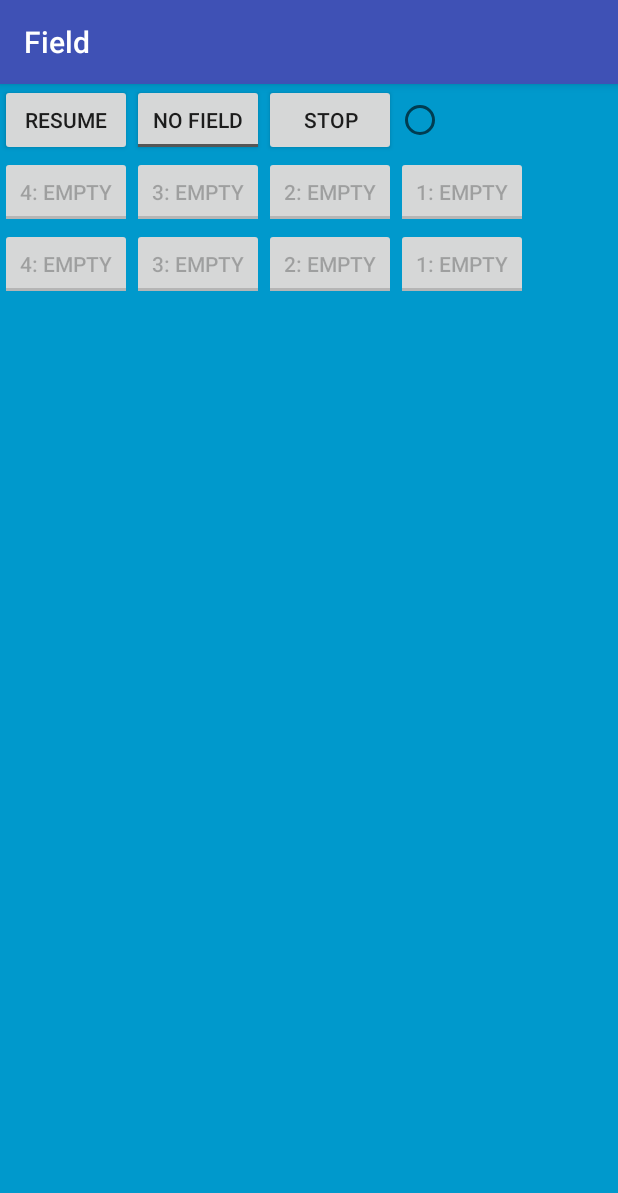
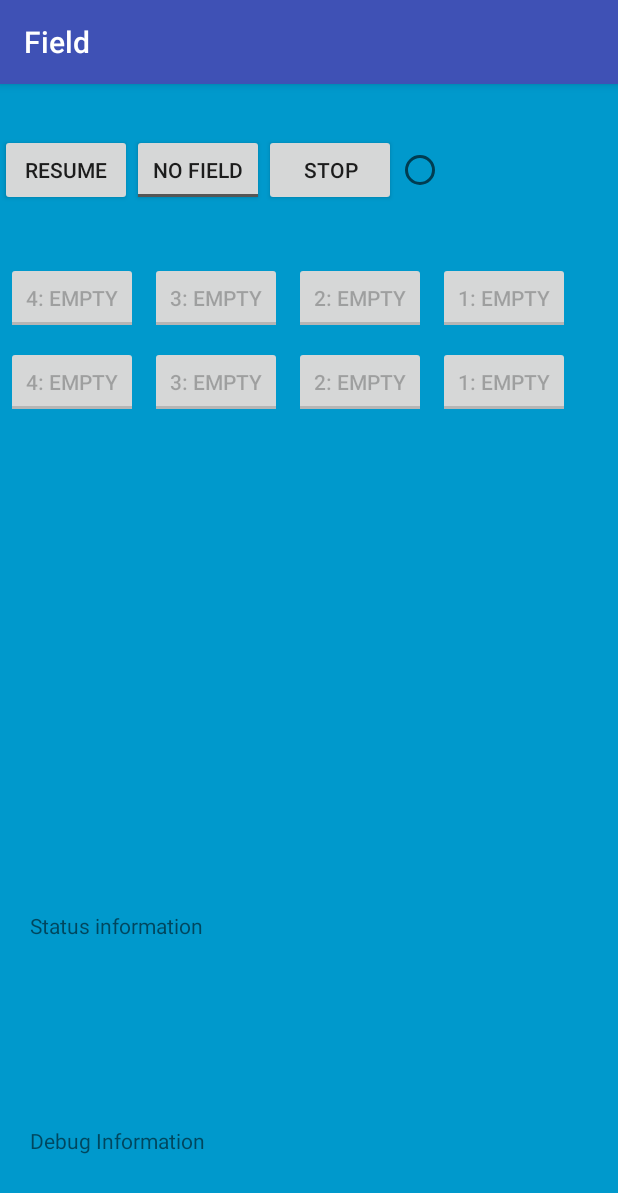
Before and after one commit to GompeiAndTheBrobots/2K1Field, an Android app: the screen it shows after launch (Main), on a phone screen of 412 x 824 dp. Shown: the top 1193 px of the screen. Run offline under Robolectric (Android 15) with nearby library versions, the phone set to English and light mode, and no system bars.

Commit message:
Formatted debug and status text view
cleaned up some bt stuff also

```diff
--- a/app/src/main/java/com/example/ikeandmike/field/BTCommunicator.java
+++ b/app/src/main/java/com/example/ikeandmike/field/BTCommunicator.java
@@ -132,7 +132,7 @@ public class BTCommunicator implements BluetoothConnectionCallback {
         readDataTask.execute();
     }
 
-    public void stopListeneing(){
+    public void stopListening(){
         readDataTask.cancel(true);
     }
 
--- a/app/src/main/java/com/example/ikeandmike/field/Main.java
+++ b/app/src/main/java/com/example/ikeandmike/field/Main.java
@@ -50,19 +50,19 @@ public class Main extends AppCompatActivity implements BluetoothConnectionCallba
                 findViewById(R.id.Supply3).setEnabled(isChecked);
                 findViewById(R.id.Supply4).setEnabled(isChecked);
 
-                if(!isChecked) { //Manual mode enabled
+                if (!isChecked) { //Manual mode enabled
                     //All buttons set off
-                    ((ToggleButton)findViewById(R.id.Storage1)).setChecked(false);
-                    ((ToggleButton)findViewById(R.id.Storage2)).setChecked(false);
-                    ((ToggleButton)findViewById(R.id.Storage3)).setChecked(false);
-                    ((ToggleButton)findViewById(R.id.Storage4)).setChecked(false);
-                    ((ToggleButton)findViewById(R.id.Supply1)).setChecked(false);
-                    ((ToggleButton)findViewById(R.id.Supply2)).setChecked(false);
-                    ((ToggleButton)findViewById(R.id.Supply3)).setChecked(false);
-                    ((ToggleButton)findViewById(R.id.Supply4)).setChecked(false);
+                    ((ToggleButton) findViewById(R.id.Storage1)).setChecked(false);
+                    ((ToggleButton) findViewById(R.id.Storage2)).setChecked(false);
+                    ((ToggleButton) findViewById(R.id.Storage3)).setChecked(false);
+                    ((ToggleButton) findViewById(R.id.Storage4)).setChecked(false);
+                    ((ToggleButton) findViewById(R.id.Supply1)).setChecked(false);
+                    ((ToggleButton) findViewById(R.id.Supply2)).setChecked(false);
+                    ((ToggleButton) findViewById(R.id.Supply3)).setChecked(false);
+                    ((ToggleButton) findViewById(R.id.Supply4)).setChecked(false);
                     //Field set to 0
                     FieldState state = FieldState.getInstance();
-                    state.setStorageSupplyByte((byte)0);
+                    state.setStorageSupplyByte((byte) 0);
                 }
             }
         });
@@ -134,7 +134,7 @@ public class Main extends AppCompatActivity implements BluetoothConnectionCallba
     @Override
     protected void onDestroy(){
         super.onDestroy();
-        comms.stopListeneing();
+        comms.stopListening();
         comms.close();
     }
 
--- a/app/src/main/java/com/example/ikeandmike/field/ReadRobotDataTask.java
+++ b/app/src/main/java/com/example/ikeandmike/field/ReadRobotDataTask.java
@@ -65,17 +65,13 @@ public class ReadRobotDataTask extends AsyncTask<Void, byte[], Void> {
             properType = BTProtocol.Type.HEARTBEAT;
         }
         else if (type == BTProtocol.Type.ALERT.id()){
-            Log.e(getClass().toString(), "alert");
             properType = BTProtocol.Type.ALERT;
         }
         else if (type == BTProtocol.Type.STATUS.id()) {
-            Log.e(getClass().toString(), "status");
             properType = BTProtocol.Type.STATUS;
         }
         else if (type == BTProtocol.Type.OTHER.id()){
-            Log.e(getClass().toString(), "other?");
             properType = BTProtocol.Type.OTHER;
-
         }
         else {
             for (BluetoothMessageCallback listener : listeners) {
--- a/app/src/main/res/layout/activity_fullscreen.xml
+++ b/app/src/main/res/layout/activity_fullscreen.xml
@@ -1,155 +1,174 @@
-<FrameLayout xmlns:android="http://schemas.android.com/apk/res/android"
-    xmlns:tools="http://schemas.android.com/tools" android:layout_width="match_parent"
-    android:layout_height="match_parent" android:background="#0099cc"
+<LinearLayout xmlns:android="http://schemas.android.com/apk/res/android"
+              xmlns:tools="http://schemas.android.com/tools"
+              android:layout_width="match_parent"
+              android:layout_height="match_parent"
+              android:background="#0099cc"
+              android:orientation="vertical"
+              android:weightSum="1"
               tools:context=".FullscreenActivity">
 
-    <!-- The primary full-screen view. This can be replaced with whatever view
-         is needed to present your content, e.g. VideoView, SurfaceView,
-         TextureView, etc. -->
-
-    <!-- This FrameLayout insets its children based on system windows using
-         android:fitsSystemWindows. -->
-
     <LinearLayout
-        android:orientation="vertical"
+        android:layout_weight="0.15"
         android:layout_width="match_parent"
-        android:layout_height="match_parent"
-        android:layout_gravity="center">
-
-        <LinearLayout
-            android:orientation="horizontal"
-            android:layout_width="match_parent"
-            android:layout_height="wrap_content"
+        android:layout_height="0dp"
         android:layout_gravity="center_horizontal"
-            android:weightSum="1">
+        android:id="@+id/header"
+        android:gravity="center_vertical"
+        android:orientation="horizontal">
 
         <Button
+            android:id="@+id/Resume"
             android:layout_width="wrap_content"
             android:layout_height="wrap_content"
-                android:text="Resume"
-                android:id="@+id/Resume"
-                android:onClick="updateState"/>
+            android:onClick="updateState"
+            android:text="Resume"/>
 
         <ToggleButton
+            android:id="@+id/toggleField"
             android:layout_width="wrap_content"
             android:layout_height="wrap_content"
+            android:checked="false"
             android:text="Toggle Field"
             android:textOff="No Field"
-                android:textOn="Field"
-                android:id="@+id/toggleField"
-                android:checked="false" />
+            android:textOn="Field"/>
 
         <Button
+            android:id="@+id/Stop"
             android:layout_width="wrap_content"
             android:layout_height="wrap_content"
-                android:text="STOP"
-                android:id="@+id/Stop"
-                android:onClick="updateState"/>
+            android:onClick="updateState"
+            android:text="STOP"/>
 
         <RadioButton
+            android:id="@+id/heartbeatIndicator"
             android:layout_width="wrap_content"
-                android:layout_height="wrap_content"
-                android:id="@+id/heartbeatIndicator"/>
+            android:layout_height="wrap_content"/>
 
     </LinearLayout>
 
     <GridLayout
         android:layout_width="match_parent"
-            android:layout_height="match_parent"
-            android:layout_gravity="center_horizontal"
+        android:layout_height="0dp"
+        android:id="@+id/buttons"
+        android:layout_weight="0.45"
         android:columnCount="4"
-            android:rowCount="2">
+        android:rowCount="2"
+        android:useDefaultMargins="true">
 
         <ToggleButton
+            android:id="@+id/Supply4"
             android:layout_width="wrap_content"
             android:layout_height="wrap_content"
+            android:checked="false"
+            android:enabled="false"
+            android:onClick="updateState"
             android:text="Supply 4"
-                android:id="@+id/Supply4"
             android:textOff="4: Empty"
-                android:textOn="4: Full"
-                android:onClick="updateState"
-                android:enabled="false"
-                android:checked="false" />
+            android:textOn="4: Full"/>
 
         <ToggleButton
+            android:id="@+id/Supply3"
             android:layout_width="wrap_content"
             android:layout_height="wrap_content"
+            android:checked="false"
+            android:enabled="false"
+            android:onClick="updateState"
             android:text="Supply 3"
-                android:id="@+id/Supply3"
             android:textOff="3: Empty"
-                android:textOn="3: Full"
-                android:onClick="updateState"
-                android:enabled="false"
-                android:checked="false" />
+            android:textOn="3: Full"/>
 
         <ToggleButton
+            android:id="@+id/Supply2"
             android:layout_width="wrap_content"
             android:layout_height="wrap_content"
+            android:checked="false"
+            android:enabled="false"
+            android:onClick="updateState"
             android:text="Supply 2"
-                android:id="@+id/Supply2"
             android:textOff="2: Empty"
-                android:textOn="2: Full"
-                android:onClick="updateState"
-                android:enabled="false"
-                android:checked="false" />
+            android:textOn="2: Full"/>
 
         <ToggleButton
+            android:id="@+id/Supply1"
             android:layout_width="wrap_content"
             android:layout_height="wrap_content"
+            android:checked="false"
+            android:enabled="false"
+            android:onClick="updateState"
             android:text="Supply 1"
-                android:id="@+id/Supply1"
             android:textOff="1: Empty"
-                android:textOn="1: Full"
-                android:onClick="updateState"
-                android:enabled="false"
-                android:checked="false" />
+            android:textOn="1: Full"/>
 
         <ToggleButton
+            android:id="@+id/Storage4"
             android:layout_width="wrap_content"
             android:layout_height="wrap_content"
+            android:checked="false"
+            android:enabled="false"
+            android:onClick="updateState"
             android:text="Storage 4"
-                android:id="@+id/Storage4"
             android:textOff="4: Empty"
-                android:textOn="4: Full"
-                android:onClick="updateState"
-                android:enabled="false"
-                android:checked="false" />
+            android:textOn="4: Full"/>
 
         <ToggleButton
+            android:id="@+id/Storage3"
             android:layout_width="wrap_content"
             android:layout_height="wrap_content"
+            android:checked="false"
+            android:enabled="false"
+            android:onClick="updateState"
             android:text="Storage 3"
-                android:id="@+id/Storage3"
             android:textOff="3: Empty"
-                android:textOn="3: Full"
-                android:onClick="updateState"
-                android:enabled="false"
-                android:checked="false" />
+            android:textOn="3: Full"/>
 
         <ToggleButton
+            android:id="@+id/Storage2"
             android:layout_width="wrap_content"
             android:layout_height="wrap_content"
+            android:checked="false"
+            android:enabled="false"
+            android:onClick="updateState"
             android:text="Storage 2"
-                android:id="@+id/Storage2"
             android:textOff="2: Empty"
-                android:textOn="2: Full"
-                android:onClick="updateState"
-                android:enabled="false"
-                android:checked="false" />
+            android:textOn="2: Full"/>
 
         <ToggleButton
+            android:id="@+id/Storage1"
             android:layout_width="wrap_content"
             android:layout_height="wrap_content"
+            android:checked="false"
+            android:enabled="false"
+            android:onClick="updateState"
             android:text="Storage 1"
-                android:id="@+id/Storage1"
             android:textOff="1: Empty"
-                android:textOn="1: Full"
-                android:onClick="updateState"
-                android:enabled="false"
-                android:checked="false" />
+            android:textOn="1: Full"/>
 
     </GridLayout>
 
+    <LinearLayout
+        android:layout_width="match_parent"
+        android:gravity="center_vertical"
+        android:layout_height="0dp"
+        android:orientation="vertical"
+        android:weightSum="1"
+        android:layout_weight="0.45">
+
+        <TextView
+            android:id="@+id/textView2"
+            android:padding="20dp"
+            android:layout_width="wrap_content"
+            android:layout_height="0dp"
+            android:layout_weight="0.5"
+            android:layout_column="0"
+            android:text="Status information"/>
+
+        <TextView
+            android:id="@+id/textView"
+            android:padding="20dp"
+            android:layout_width="wrap_content"
+            android:layout_height="wrap_content"
+            android:layout_column="0"
+            android:text="Debug Information"/>
     </LinearLayout>
 
-</FrameLayout>
+</LinearLayout>
```
Lines whose indentation alone changed are shown as unchanged.
